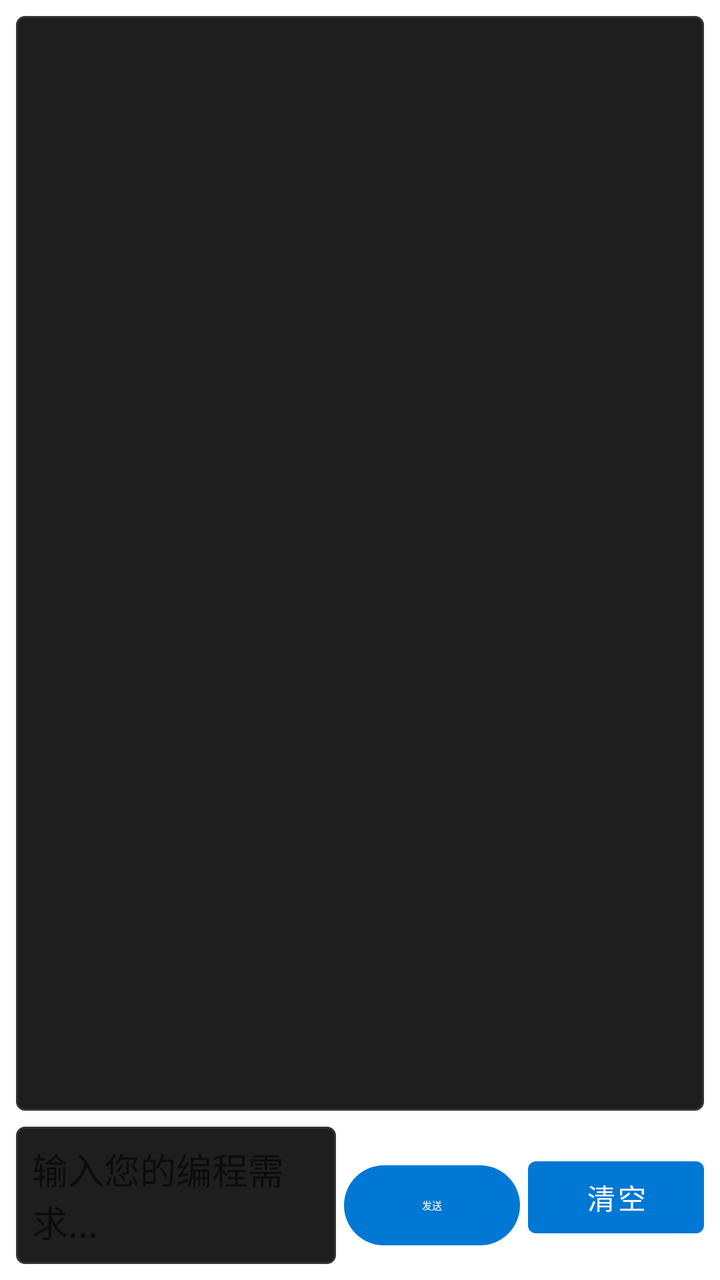
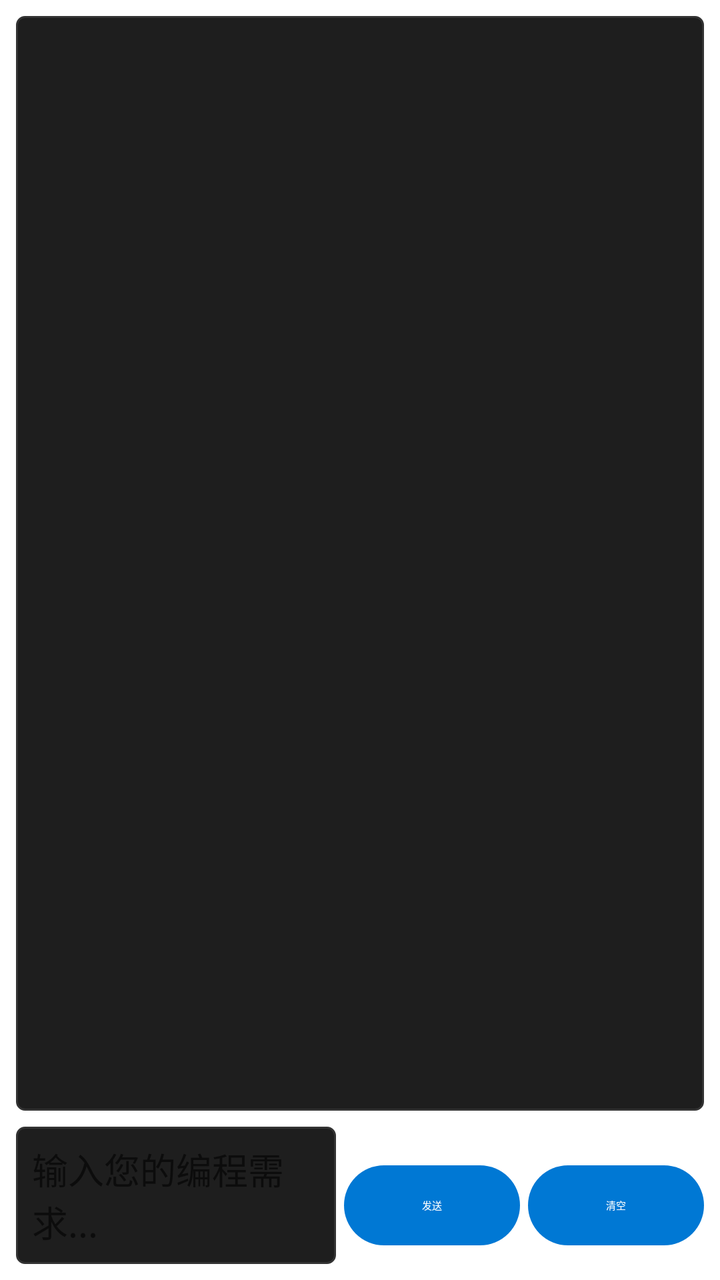

Two renders of the same Android screen: before a commit and after it. Below are the layout's source before the change and the commit's diff.
<!-- AndroidManifest.xml: application theme Theme.AIIDE -->
<!-- res/layout/fragment_ai_chat.xml -->
<?xml version="1.0" encoding="utf-8"?>
<LinearLayout xmlns:android="http://schemas.android.com/apk/res/android"
    android:layout_width="match_parent"
    android:layout_height="match_parent"
    android:orientation="vertical"
    android:padding="8dp">

    <TextView
        android:id="@+id/tv_chat_history"
        android:layout_width="match_parent"
        android:layout_height="0dp"
        android:layout_weight="1"
        android:gravity="start|top"
        android:padding="8dp"
        android:scrollbars="vertical"
        android:textColor="?android:attr/textColorPrimary"
        android:textSize="14sp"
        android:background="@drawable/edit_text_bg" />

    <LinearLayout
        android:layout_width="match_parent"
        android:layout_height="wrap_content"
        android:layout_marginTop="8dp"
        android:orientation="horizontal">

        <EditText
            android:id="@+id/et_prompt"
            android:layout_width="0dp"
            android:layout_height="wrap_content"
            android:layout_weight="1"
            android:background="@drawable/edit_text_bg"
            android:hint="输入您的编程需求..."
            android:inputType="textMultiLine"
            android:maxLines="3"
            android:padding="8dp"
            android:textColor="?android:attr/textColorPrimary" />

        <com.google.android.material.button.MaterialButton
            android:id="@+id/btn_send"
            android:layout_width="wrap_content"
            android:layout_height="wrap_content"
            android:layout_marginStart="4dp"
            android:text="发送"
            style="@style/Widget.Material3.Button" />

        <com.google.android.material.button.MaterialButton
            android:id="@+id/btn_clear"
            android:layout_width="wrap_content"
            android:layout_height="wrap_content"
            android:layout_marginStart="4dp"
            android:text="清空"
            style="@style/Widget.Material3.Button.Tonal" />
    </LinearLayout>
</LinearLayout>
<!-- resources referenced by this layout -->
<resources>
  <!-- drawable edit_text_bg (drawable) -->
  <?xml version="1.0" encoding="utf-8"?>
  <shape xmlns:android="http://schemas.android.com/apk/res/android"
      android:shape="rectangle">
      <solid android:color="#1E1E1E" />
      <stroke
          android:width="1dp"
          android:color="#333333" />
      <corners android:radius="4dp" />
      <padding
          android:left="4dp"
          android:top="4dp"
          android:right="4dp"
          android:bottom="4dp" />
  </shape>
  <style name="Theme.AIIDE" parent="Theme.MaterialComponents.DayNight.DarkActionBar">
          <item name="colorPrimary">#FF0078D4</item>
          <item name="colorPrimaryVariant">#FF106EBE</item>
          <item name="colorOnPrimary">#FFFFFFFF</item>
          <item name="colorSecondary">#FF4FC3F7</item>
          <item name="colorOnSecondary">#FF000000</item>
          <item name="android:statusBarColor">#FF1E1E1E</item>
          <item name="android:navigationBarColor">#FF1E1E1E</item>
      </style>
</resources>

<!-- the commit's change to res/layout/fragment_ai_chat.xml (unified diff, before → after) -->
@@ -49,6 +49,6 @@
             android:layout_height="wrap_content"
             android:layout_marginStart="4dp"
             android:text="清空"
-            style="@style/Widget.Material3.Button.Tonal" />
+            style="@style/Widget.Material3.Button" />
     </LinearLayout>
 </LinearLayout>
